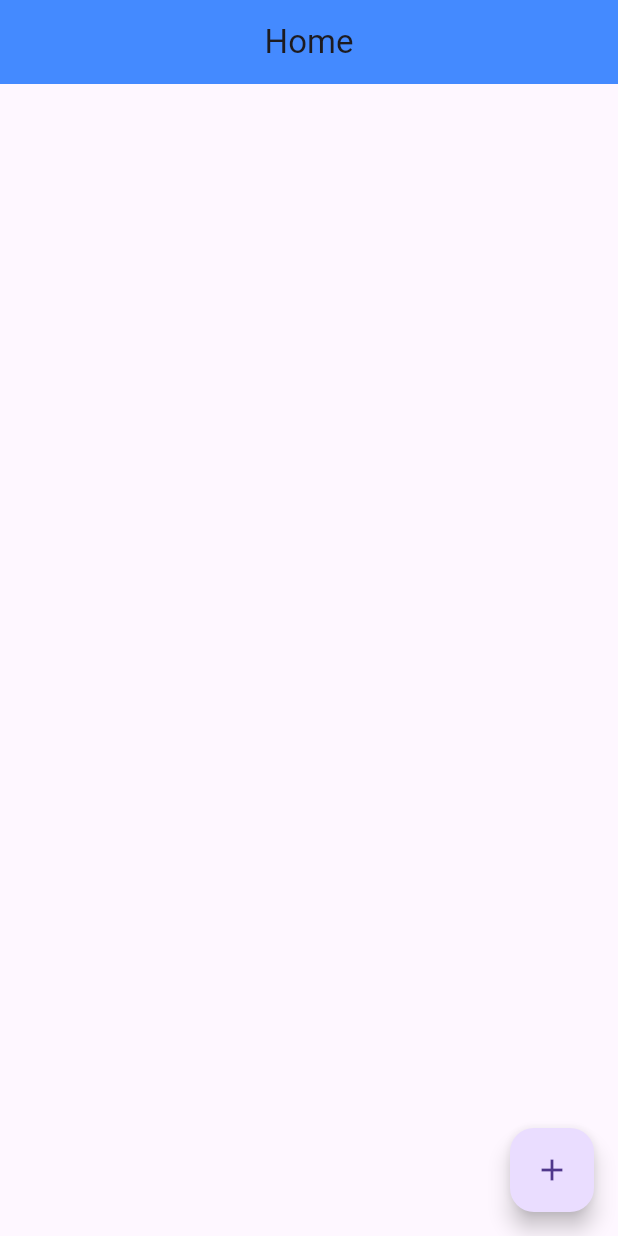
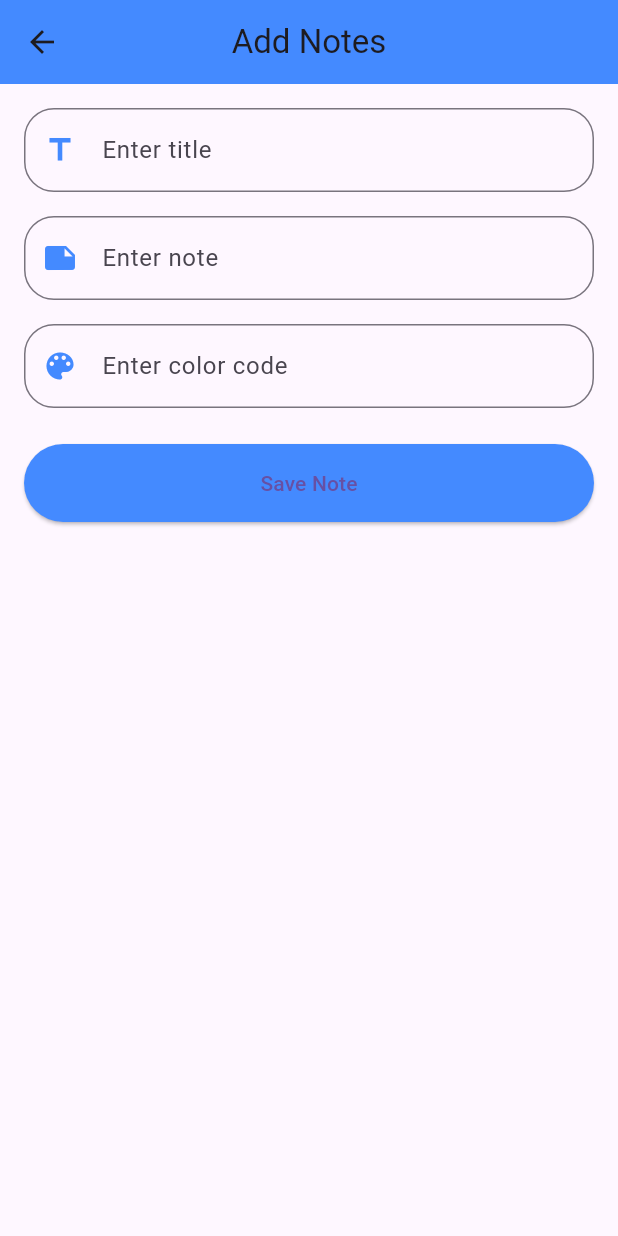
Before and after one commit to mo7md27/Note_App, a Flutter app: the screen it shows after launch, after a tap on the "add" icon, on a phone screen of 412 x 824 dp. Run offline on Flutter 3.47's test engine with Material 3 defaults, Android fonts, the phone set to English and light mode, and no system bars; our stand-ins replace sqflite; accounts and stored records are empty.

Commit message:
new screen (add notes)

```diff
--- /dev/null
+++ b/lib/add_notes.dart
@@ -0,0 +1,112 @@
+import 'package:flutter/material.dart';
+import 'package:sql_lite_app/home.dart';
+import 'package:sql_lite_app/sqldb.dart';
+
+class AddNotes extends StatefulWidget {
+  const AddNotes({super.key});
+
+  @override
+  State<AddNotes> createState() => _AddNotesState();
+}
+
+class _AddNotesState extends State<AddNotes> {
+
+  Sqldb sqldb = Sqldb();
+  GlobalKey<FormState> formstate = GlobalKey();
+
+  TextEditingController title = TextEditingController();
+  TextEditingController note = TextEditingController();
+  TextEditingController color = TextEditingController();
+
+  @override
+  void dispose() {
+    title.dispose();
+    note.dispose();
+    color.dispose();
+    super.dispose();
+  }
+
+  @override
+  Widget build(BuildContext context) {
+    return Scaffold(
+      appBar: AppBar(
+        title: const Text("Add Notes"),
+        backgroundColor: Colors.blueAccent,
+        centerTitle: true,
+      ),
+      body: Padding(
+        padding: const EdgeInsets.all(16.0),
+        child: Form(
+          key: formstate,
+          child: ListView(
+            children: [
+              _buildTextField(
+                controller: title,
+                hint: "Enter title",
+                icon: Icons.title,
+              ),
+              const SizedBox(height: 16),
+              _buildTextField(
+                controller: note,
+
+                hint: "Enter note",
+                icon: Icons.note,
+              ),
+              const SizedBox(height: 16),
+              _buildTextField(
+                controller: color,
+                hint: "Enter color code",
+                icon: Icons.color_lens,
+              ),
+              const SizedBox(height: 24),
+              ElevatedButton(
+                onPressed: () async{
+               int response= await sqldb.insertData(
+                  "INSERT INTO notes (title, note, color) VALUES ('${title.text}', '${note.text}', '${color.text}')"
+                );
+
+                if(response>0){
+                  Navigator.of(context).pushAndRemoveUntil(
+                    MaterialPageRoute(
+                      builder: (context)=>Home()),
+                      (route)=>false);
+                }
+                print("response=========================");
+
+                },
+                style: ElevatedButton.styleFrom(
+                  backgroundColor: Colors.blueAccent,
+                  padding: const EdgeInsets.symmetric(vertical: 16),
+                ),
+                child: const Text("Save Note"),
+              )
+            ],
+          ),
+        ),
+      ),
+    );
+  }
+
+  Widget _buildTextField({
+    required TextEditingController controller,
+
+    required String hint,
+    required IconData icon,
+  }) {
+    return TextFormField(
+      controller: controller,
+      validator: (val) {
+
+      },
+      decoration: InputDecoration(
+        prefixIcon: Icon(icon, color: Colors.blueAccent),
+        hintText: hint,
+        border: OutlineInputBorder(borderRadius: BorderRadius.circular(20)),
+        focusedBorder: OutlineInputBorder(
+          borderRadius: BorderRadius.circular(12),
+          borderSide: const BorderSide(color: Colors.blueAccent, width: 2),
+        ),
+      ),
+    );
+  }
+}
--- a/lib/home.dart
+++ b/lib/home.dart
@@ -11,12 +11,10 @@ class Home extends StatefulWidget {
 class _HomeState extends State<Home> {
   Sqldb sqldb = Sqldb();
 
- Future<List<Map>>readdata()async{
+  Future<List<Map>> readdata() async {
     List<Map> response = await sqldb.readData('SELECT * FROM notes');
     return response;
-
   }
-
 
   @override
   Widget build(BuildContext context) {
@@ -26,44 +24,48 @@ class _HomeState extends State<Home> {
         backgroundColor: Colors.blueAccent,
         centerTitle: true,
       ),
-      floatingActionButton: FloatingActionButton(onPressed: ()async{},
-      child: Icon(Icons.add)
+      floatingActionButton: FloatingActionButton(
+        shape: RoundedRectangleBorder(borderRadius: BorderRadius.circular(30)),
+        backgroundColor: Colors.blueAccent,
+        onPressed: () {
+          Navigator.of(context).pushNamed("addnotes");
+        },
+        child: const Icon(Icons.add, color: Colors.white),
       ),
-      body: Container(
-        child: ListView(
-          children: [
-
-            // MaterialButton(onPressed: ()async{
-            //  await  sqldb.mydeleteDatabase();
-
-            // },
-            // child: Text("Delete DataBase"),),
-            FutureBuilder(
+      body: Padding(
+        padding: const EdgeInsets.all(12.0),
+        child: FutureBuilder(
           future: readdata(),
-              builder: (BuildContext context , AsyncSnapshot<List<Map>> snapshot) {
-              if(snapshot.hasData){
+          builder: (BuildContext context, AsyncSnapshot<List<Map>> snapshot) {
+            if (snapshot.connectionState == ConnectionState.waiting) {
+              return const Center(child: CircularProgressIndicator());
+            } else if (snapshot.hasError) {
+              return Center(child: Text("Error: ${snapshot.error}"));
+            } else if (!snapshot.hasData || snapshot.data!.isEmpty) {
+              return const Center(child: Text("No notes found"));
+            }
 
             return ListView.builder(
               itemCount: snapshot.data!.length,
-                  physics: NeverScrollableScrollPhysics(),
-                  shrinkWrap: true,
-                  itemBuilder: (context,i){
-                    return Card(child: ListTile(
-                      title:Text(snapshot.data![i]['note'].toString(),
-                    )));
-
-
-                });
-              }
-              return Center(
-                child: CircularProgressIndicator(),
+              itemBuilder: (context, i) {
+                return Card(
+                  elevation: 4,
+                  shape: RoundedRectangleBorder(
+                    borderRadius: BorderRadius.circular(12),
+                  ),
+                  child: ListTile(
+                    title: Text(snapshot.data![i]['title']?.toString() ?? 'No Title',
+                        style: const TextStyle(fontWeight: FontWeight.bold)),
+                    subtitle: Text(snapshot.data![i]['note']?.toString() ?? 'No Note'),
+                    trailing: Text(
+                      snapshot.data![i]['color']?.toString() ?? '',
+                      style: const TextStyle(color: Colors.blueAccent),
+                    ),
+                  ),
                 );
-
-
-
-            })
-
-          ],
+              },
+            );
+          },
         ),
       ),
     );
--- a/lib/main.dart
+++ b/lib/main.dart
@@ -1,4 +1,5 @@
 import 'package:flutter/material.dart';
+import 'package:sql_lite_app/add_notes.dart';
 import 'package:sql_lite_app/home.dart';
 
 void main() {
@@ -14,6 +15,9 @@ class MyApp extends StatelessWidget {
       debugShowCheckedModeBanner: false,
       title: 'sqflite Demo',
       home: Home(),
+      routes: {
+        "addnotes":(context)=>AddNotes(),
+      },
     );
   }
 }
--- a/lib/sqldb.dart
+++ b/lib/sqldb.dart
@@ -22,7 +22,7 @@ intialDb()async{
 
   Database database = await openDatabase(
     path,
-    version: 3,
+    version: 4,
     onCreate: _onCreate,
     onUpgrade: _onUpgrade,
   );// Create the database if it doesn't exist
@@ -33,10 +33,12 @@ intialDb()async{
 _onUpgrade(Database db,int oldversion,int newversion)async{
 
   print("Upgrade data base=================");// Handle database upgrades if needed
-  await db.execute("ALTER TABLE notes ADD COLUMN color TEXT");
+   await db.execute("ALTER TABLE notes ADD COLUMN color TEXT");
 }
 
 _onCreate (Database db, int version) async {
+
+
   await db.execute('''
     CREATE TABLE "notes"(
       "id" INTEGER  NOT NULL PRIMARY KEY AUTOINCREMENT,
```
Lines whose indentation alone changed are shown as unchanged.
